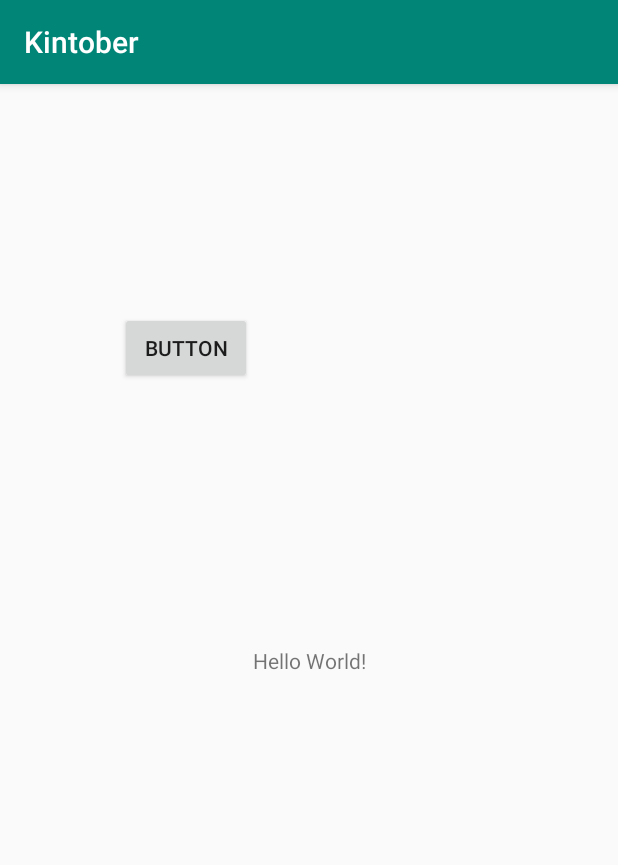
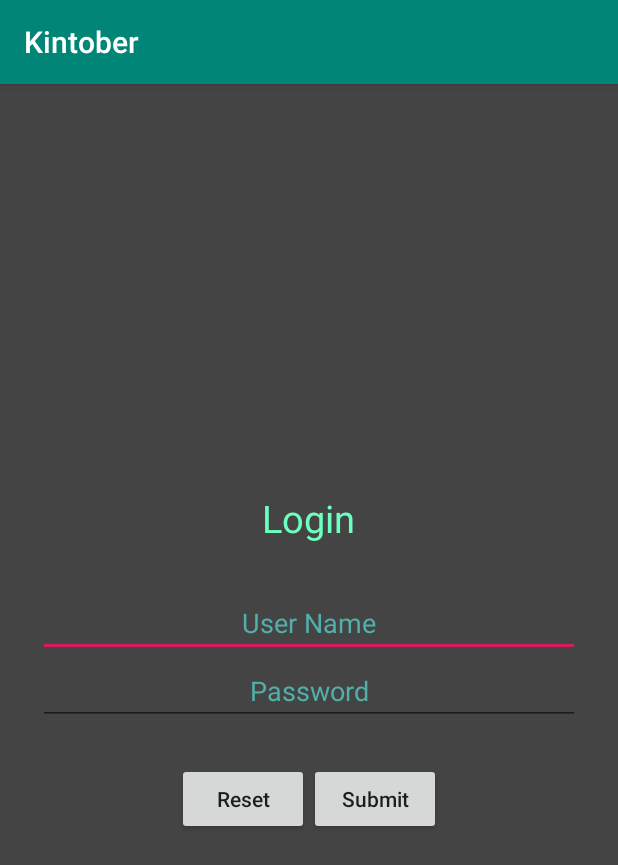
Before and after one commit to Iangame4/HylandHack2020, an Android app: the screen it shows after launch (MainActivity), on a phone screen of 412 x 824 dp. Shown: the top 865 px of the screen. Run offline under Robolectric (Android 15) with nearby library versions, the phone set to English and light mode, and no system bars.

Commit message:
Added login

```diff
--- a/app/src/main/java/c/hylandhack/kintober/MainActivity.kt
+++ b/app/src/main/java/c/hylandhack/kintober/MainActivity.kt
@@ -4,16 +4,39 @@ import android.content.Intent
 import android.support.v7.app.AppCompatActivity
 import android.os.Bundle
 import android.view.View
+import android.widget.*
+import kotlinx.android.synthetic.main.activity_main.*
 
+/**
+ * Login Form
+ */
 class MainActivity : AppCompatActivity() {
 
     override fun onCreate(savedInstanceState: Bundle?) {
         super.onCreate(savedInstanceState)
         setContentView(R.layout.activity_main)
-    }
 
-    fun click(view: View){
-        val i = Intent(applicationContext, MapsActivity::class.java)
-        startActivity(i)
+
+        btnReset.setOnClickListener {
+            // clearing userName and password edit text views on reset button click
+            etUserName.setText("")
+            etPassword.setText("")
+        }
+
+        // set on-click listener
+        btnSubmit.setOnClickListener {
+            val userName = etUserName.text;
+            val password = etPassword.text;
+            Toast.makeText(this@MainActivity, userName, Toast.LENGTH_LONG).show()
+
+            // your code to validate the userName and password combination
+            // and verify the same
+
+            val i = Intent(this, MapsActivity::class.java)
+            startActivity(i)
+
+
+
+        }
     }
 }
--- a/app/src/main/res/layout/activity_main.xml
+++ b/app/src/main/res/layout/activity_main.xml
@@ -1,36 +1,61 @@
 <?xml version="1.0" encoding="utf-8"?>
 <android.support.constraint.ConstraintLayout
-        xmlns:android="http://schemas.android.com/apk/res/android"
-        xmlns:tools="http://schemas.android.com/tools"
-        xmlns:app="http://schemas.android.com/apk/res-auto"
+    xmlns:android="http://schemas.android.com/apk/res/android"
+    xmlns:tools="http://schemas.android.com/tools"
+    android:layout_width="match_parent"
+    android:layout_height="match_parent"
+    tools:context="c.hylandhack.kintober.MainActivity">
+    <LinearLayout
+        android:id="@+id/llMainLayout"
         android:layout_width="match_parent"
         android:layout_height="match_parent"
-        tools:context=".MainActivity">
-
-    <TextView
+        android:gravity="center"
+        android:background="#444444"
+        android:padding="25dp"
+        android:orientation="vertical">
+        <TextView
             android:layout_width="wrap_content"
             android:layout_height="wrap_content"
-            android:text="Hello World!"
-            app:layout_constraintBottom_toBottomOf="parent"
-            app:layout_constraintLeft_toLeftOf="parent"
-            app:layout_constraintRight_toRightOf="parent"
-            app:layout_constraintTop_toTopOf="parent"/>
-
-    <Button
-            android:id="@+id/button"
-            android:layout_width="wrap_content"
+            android:textSize="25dp"
+            android:textColor="#6dffbf"
+            android:padding="30dp"
+            android:text="Login"/>
+        <EditText
+            android:id="@+id/etUserName"
+            android:hint="User Name"
+            android:textColor="#6bfff7"
+            android:textColorHint="#52afaa"
+            android:textAlignment="center"
+            android:layout_width="match_parent"
+            android:layout_height="wrap_content"/>
+        <EditText
+            android:id="@+id/etPassword"
+            android:hint="Password"
+            android:textColor="#6bfff7"
+            android:textColorHint="#52afaa"
+            android:textAlignment="center"
+            android:inputType="textPassword"
+            android:layout_width="match_parent"
+            android:layout_height="wrap_content"/>
+        <LinearLayout
+            android:layout_width="match_parent"
             android:layout_height="wrap_content"
-            android:layout_marginStart="79dp"
-            android:layout_marginLeft="79dp"
-            android:layout_marginTop="133dp"
-            android:layout_marginEnd="244dp"
-            android:layout_marginRight="244dp"
-            android:layout_marginBottom="550dp"
-            android:onClick="click"
-            android:text="Button"
-            app:layout_constraintBottom_toBottomOf="parent"
-            app:layout_constraintEnd_toEndOf="parent"
-            app:layout_constraintStart_toStartOf="parent"
-            app:layout_constraintTop_toTopOf="parent" />
+            android:gravity="center"
+            android:padding="25dp"
+            android:orientation="horizontal">
+            <Button
+                android:id="@+id/btnReset"
+                android:text="Reset"
+                android:textAllCaps="false"
+                android:layout_width="wrap_content"
+                android:layout_height="wrap_content" />
+            <Button
+                android:id="@+id/btnSubmit"
+                android:text="Submit"
+                android:textAllCaps="false"
+                android:layout_width="wrap_content"
+                android:layout_height="wrap_content" />
+        </LinearLayout>
+    </LinearLayout>
 
 </android.support.constraint.ConstraintLayout>
```
